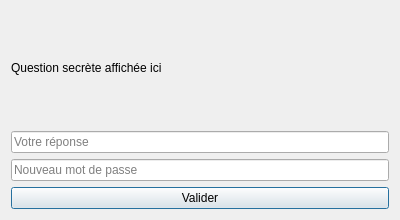
ProjetCPP-S2-2A15/projetcpp2a15-smart-consulting, file reinitialisation.ui: the form before one commit.
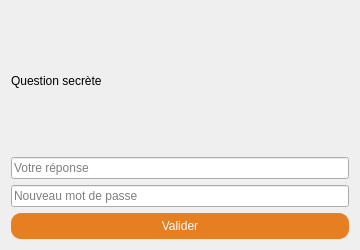
The form after the commit.

Patch:
```diff
--- a/reinitialisation.ui
+++ b/reinitialisation.ui
@@ -6,8 +6,8 @@
    <rect>
     <x>0</x>
     <y>0</y>
-    <width>400</width>
-    <height>220</height>
+    <width>360</width>
+    <height>250</height>
    </rect>
   </property>
   <property name="windowTitle">
@@ -17,7 +17,7 @@
    <item>
     <widget class="QLabel" name="label_question">
      <property name="text">
-      <string>Question secrète affichée ici</string>
+      <string>Question secrète</string>
      </property>
     </widget>
    </item>
@@ -43,6 +43,9 @@
      <property name="text">
       <string>Valider</string>
      </property>
+     <property name="styleSheet">
+      <string notr="true">background-color: #e67e22; color: white; padding: 6px; border-radius: 10px;</string>
+     </property>
     </widget>
    </item>
   </layout>
```
Left out of the diff: 8 changed lines with no effect on the pictures.
